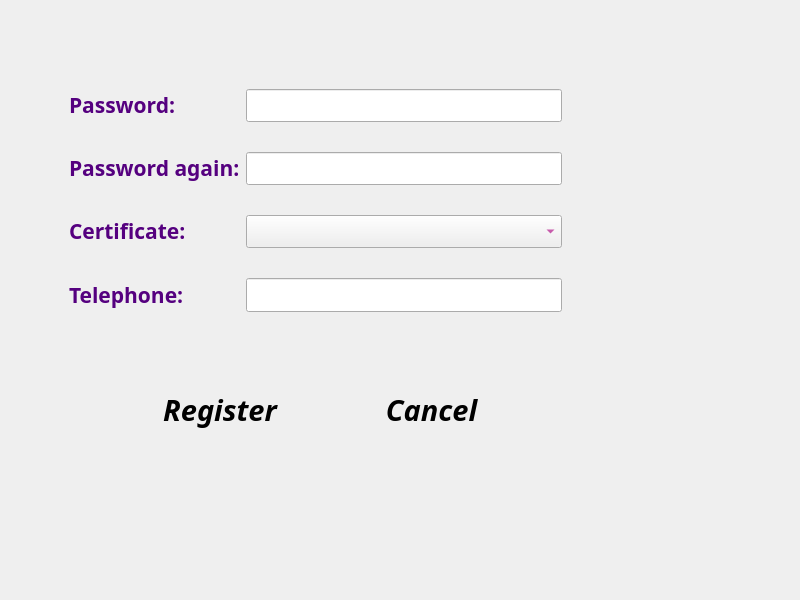
This is Register.ui in Phoveran/CrowdSourcing as Qt 5 draws it before an edit. The edited form follows.
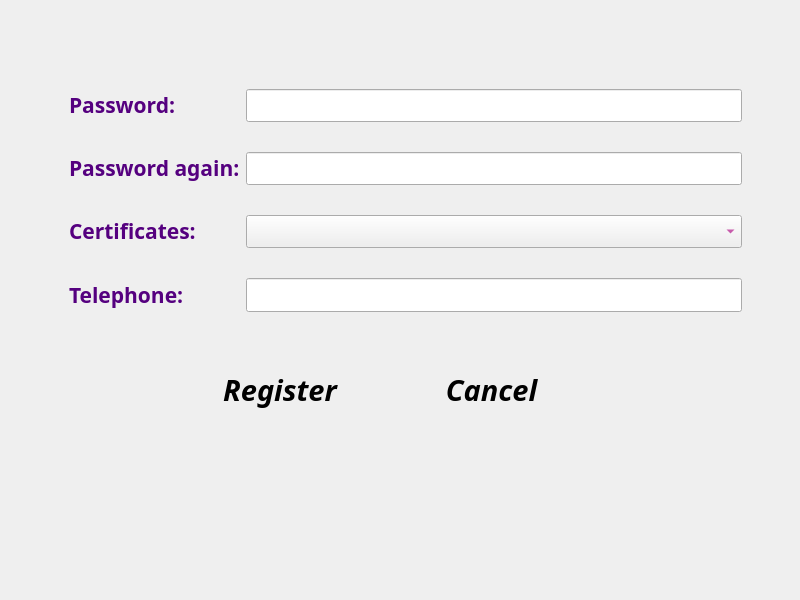
This is the edited form. Icons and pictures are not drawn.

Patch:
```diff
--- a/Register.ui
+++ b/Register.ui
@@ -22,7 +22,7 @@
     <rect>
      <x>60</x>
      <y>80</y>
-     <width>511</width>
+     <width>691</width>
      <height>241</height>
     </rect>
    </property>
@@ -130,7 +130,7 @@
        <string notr="true">border-image: \*url();</string>
       </property>
       <property name="text">
-       <string>&lt;html&gt;&lt;head/&gt;&lt;body&gt;&lt;p&gt;&lt;span style=&quot; color:#55007f;&quot;&gt;Certificate:&lt;/span&gt;&lt;/p&gt;&lt;/body&gt;&lt;/html&gt;</string>
+       <string>&lt;html&gt;&lt;head/&gt;&lt;body&gt;&lt;p&gt;&lt;span style=&quot; color:#55007f;&quot;&gt;Certificates:&lt;/span&gt;&lt;/p&gt;&lt;/body&gt;&lt;/html&gt;</string>
       </property>
      </widget>
     </item>
@@ -195,8 +195,8 @@
   <widget class="QFrame" name="buttonFrame">
    <property name="geometry">
     <rect>
-     <x>120</x>
-     <y>370</y>
+     <x>180</x>
+     <y>350</y>
      <width>411</width>
      <height>80</height>
     </rect>
@@ -329,8 +329,8 @@
   <widget class="QLabel" name="noticeLabel">
    <property name="geometry">
     <rect>
-     <x>110</x>
-     <y>490</y>
+     <x>150</x>
+     <y>480</y>
      <width>461</width>
      <height>41</height>
     </rect>
```
